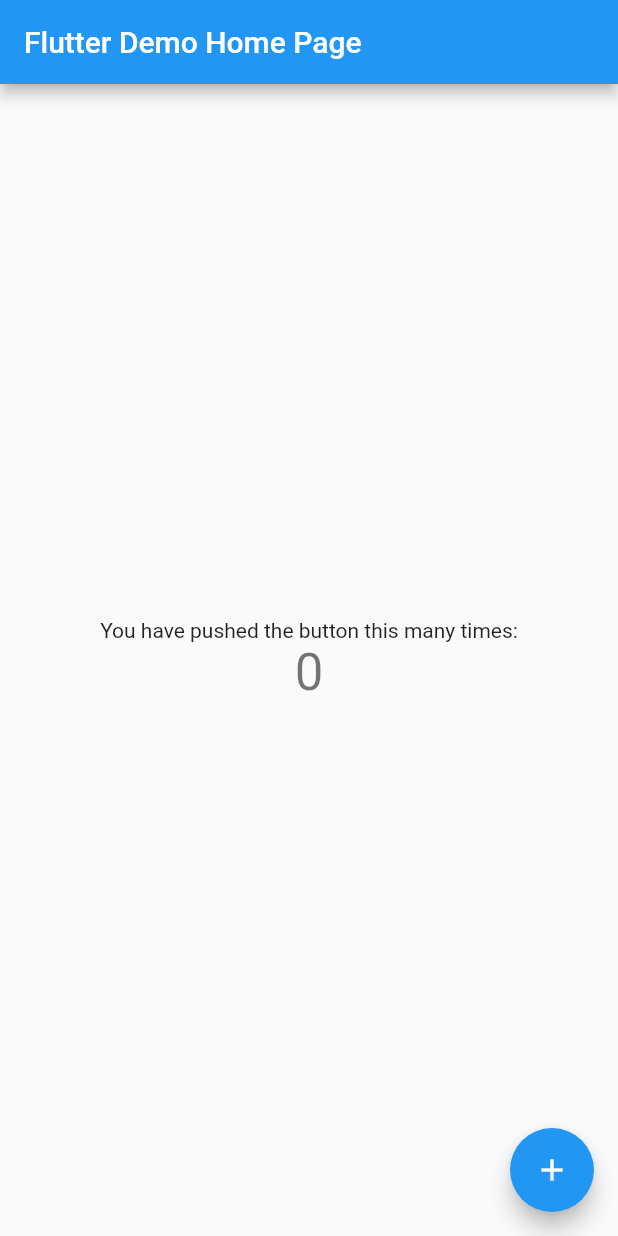
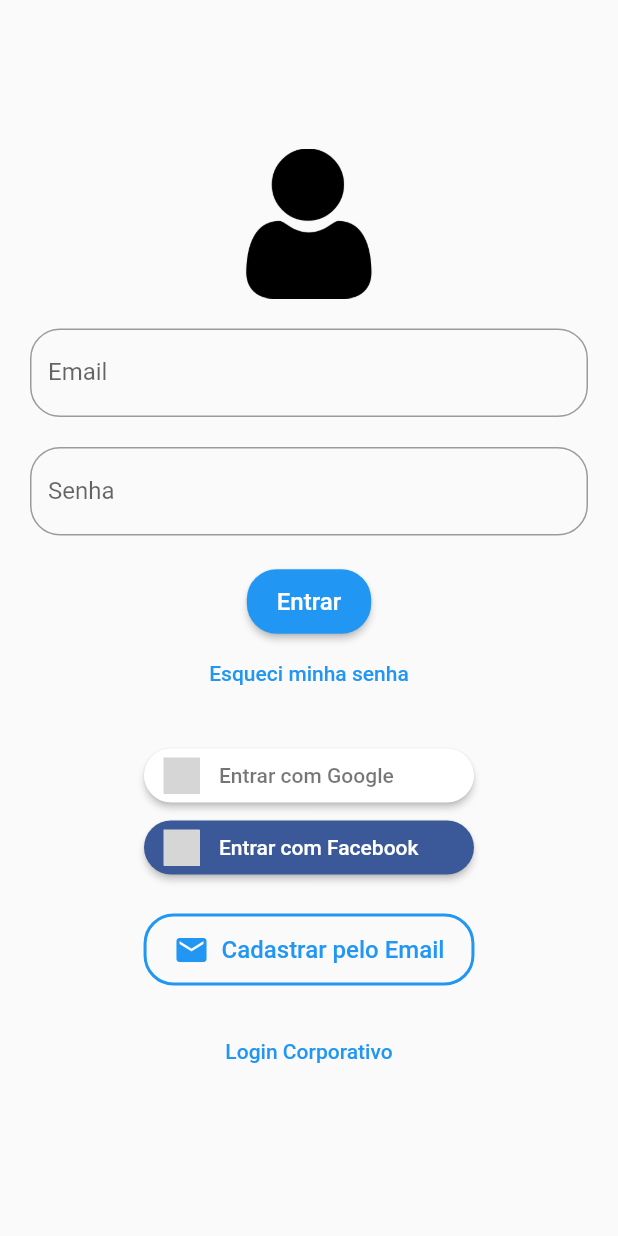
Before and after one commit to FAGE-Project/FAGE-Frontend, a Flutter app: the screen it shows after launch, on a phone screen of 412 x 824 dp. Run offline on Flutter 3.47's test engine with Material 2 defaults, Android fonts, the phone set to English and light mode, and no system bars; our stand-ins replace flutter_signin_button; grey boxes are pictures that could not be loaded.

Commit message:
Add/login telas

```diff
--- /dev/null
+++ b/lib/login.dart
@@ -0,0 +1,286 @@
+import 'package:flutter/material.dart';
+import 'package:flutter_signin_button/flutter_signin_button.dart';
+
+class Login extends StatefulWidget {
+  const Login({Key? key}) : super(key: key);
+
+  @override
+  State<Login> createState() => _LoginState();
+}
+
+class _LoginState extends State<Login> {
+  final PageController _pageController = PageController();
+  final TextEditingController _emailController = TextEditingController();
+  final TextEditingController _passwordController = TextEditingController();
+
+  @override
+  Widget build(BuildContext context) {
+    return MaterialApp(
+      title: 'Login',
+      home: Scaffold(
+        resizeToAvoidBottomInset: false,
+        body: PageView(
+          controller: _pageController,
+          children: [
+            _buildUserLogin(),
+            _buildCorporateLogin(),
+          ],
+        ),
+      ),
+    );
+  }
+
+  Widget _buildUserLogin() {
+    return Center(
+      child: Padding(
+        padding: EdgeInsets.symmetric(horizontal: 20.0),
+        child: Column(
+          mainAxisAlignment: MainAxisAlignment.center,
+          children: [
+            Image.asset(
+              'assets/images/user.png',
+              width: 100,
+            ),
+            SizedBox(height: 20),
+            TextFormField(
+              controller: _emailController,
+              decoration: InputDecoration(
+                labelText: 'Email',
+                border: OutlineInputBorder(
+                  borderRadius: BorderRadius.circular(20.0),
+                ),
+              ),
+            ),
+            SizedBox(height: 20),
+            TextFormField(
+              controller: _passwordController,
+              obscureText: true,
+              decoration: InputDecoration(
+                labelText: 'Senha',
+                border: OutlineInputBorder(
+                  borderRadius: BorderRadius.circular(20.0),
+                ),
+              ),
+            ),
+            SizedBox(height: 20),
+            ElevatedButton(
+              onPressed: () {
+                // TODO: Login the user
+              },
+              style: ElevatedButton.styleFrom(
+                shape: RoundedRectangleBorder(
+                  borderRadius: BorderRadius.circular(20.0),
+                ),
+                padding: EdgeInsets.symmetric(
+                  vertical: 12.0,
+                  horizontal: 20.0,
+                ),
+              ),
+              child: Text(
+                'Entrar',
+                style: TextStyle(
+                  fontSize: 16.0,
+                ),
+              ),
+            ),
+            TextButton(
+              onPressed: () {
+                // TODO: Navigate to the forgot password screen
+              },
+              child: Text('Esqueci minha senha'),
+            ),
+            SizedBox(height: 20),
+            SignInButton(
+              Buttons.Google,
+              onPressed: () {
+                // TODO: Login with Google
+              },
+              shape: RoundedRectangleBorder(
+                borderRadius: BorderRadius.circular(20.0),
+              ),
+              text: 'Entrar com Google',
+            ),
+            SignInButton(
+              Buttons.Facebook,
+              onPressed: () {
+                // TODO: Login with Facebook
+              },
+              shape: RoundedRectangleBorder(
+                borderRadius: BorderRadius.circular(20.0),
+              ),
+              text: 'Entrar com Facebook',
+            ),
+            SizedBox(height: 20),
+            TextButton.icon(
+              onPressed: () {
+                // TODO: Navigate to the email registration screen
+              },
+              style: TextButton.styleFrom(
+                shape: RoundedRectangleBorder(
+                  borderRadius: BorderRadius.circular(20.0),
+                  side: BorderSide(
+                    color: Colors.blue,
+                    width: 2.0,
+                  ),
+                ),
+                padding: EdgeInsets.symmetric(
+                  vertical: 12.0,
+                  horizontal: 20.0,
+                ),
+              ),
+              icon: Icon(
+                Icons.email,
+                color: Colors.blue,
+              ),
+              label: Text(
+                'Cadastrar pelo Email',
+                style: TextStyle(
+                  fontSize: 16.0,
+                  color: Colors.blue,
+                ),
+              ),
+            ),
+            SizedBox(height: 20),
+            TextButton(
+              onPressed: () {
+                _pageController.animateToPage(
+                  1,
+                  duration: Duration(milliseconds: 500),
+                  curve: Curves.ease,
+                );
+              },
+              child: Text('Login Corporativo'),
+            ),
+          ],
+        ),
+      ),
+    );
+  }
+
+  Widget _buildCorporateLogin() {
+    return Center(
+      child: Padding(
+        padding: EdgeInsets.symmetric(horizontal: 20.0),
+        child: Column(
+          mainAxisAlignment: MainAxisAlignment.center,
+          children: [
+            Image.asset(
+              'assets/images/user.png',
+              width: 100,
+            ),
+            SizedBox(height: 20),
+            TextFormField(
+              controller: _emailController,
+              decoration: InputDecoration(
+                labelText: 'Corporate Email',
+                border: OutlineInputBorder(
+                  borderRadius: BorderRadius.circular(20.0),
+                ),
+              ),
+            ),
+            SizedBox(height: 20),
+            TextFormField(
+              controller: _passwordController,
+              obscureText: true,
+              decoration: InputDecoration(
+                labelText: 'Corporate Password',
+                border: OutlineInputBorder(
+                  borderRadius: BorderRadius.circular(20.0),
+                ),
+              ),
+            ),
+            SizedBox(height: 20),
+            ElevatedButton(
+              onPressed: () {
+                // TODO: Login the corporate user
+              },
+              style: ElevatedButton.styleFrom(
+                shape: RoundedRectangleBorder(
+                  borderRadius: BorderRadius.circular(20.0),
+                ),
+                padding: EdgeInsets.symmetric(
+                  vertical: 12.0,
+                  horizontal: 20.0,
+                ),
+              ),
+              child: Text(
+                'Corporate Login',
+                style: TextStyle(
+                  fontSize: 16.0,
+                ),
+              ),
+            ),
+            TextButton(
+              onPressed: () {
+                // TODO: Navigate to the forgot password screen
+              },
+              child: Text('Forgot Password'),
+            ),
+            SizedBox(height: 20),
+            SignInButton(
+              Buttons.Google,
+              onPressed: () {
+                // TODO: Login with Google for corporate users
+              },
+              shape: RoundedRectangleBorder(
+                borderRadius: BorderRadius.circular(20.0),
+              ),
+              text: 'Corporate Login with Google',
+            ),
+            SignInButton(
+              Buttons.Facebook,
+              onPressed: () {
+                // TODO: Login with Facebook for corporate users
+              },
+              shape: RoundedRectangleBorder(
+                borderRadius: BorderRadius.circular(20.0),
+              ),
+              text: 'Corporate Login with Facebook',
+            ),
+            SizedBox(height: 20),
+            TextButton.icon(
+              onPressed: () {
+                // TODO: Navigate to the corporate email registration screen
+              },
+              style: TextButton.styleFrom(
+                shape: RoundedRectangleBorder(
+                  borderRadius: BorderRadius.circular(20.0),
+                  side: BorderSide(
+                    color: Colors.blue,
+                    width: 2.0,
+                  ),
+                ),
+                padding: EdgeInsets.symmetric(
+                  vertical: 12.0,
+                  horizontal: 20.0,
+                ),
+              ),
+              icon: Icon(
+                Icons.email,
+                color: Colors.blue,
+              ),
+              label: Text(
+                'Corporate Register with Email',
+                style: TextStyle(
+                  fontSize: 16.0,
+                  color: Colors.blue,
+                ),
+              ),
+            ),
+            SizedBox(height: 20),
+            TextButton(
+              onPressed: () {
+                _pageController.animateToPage(
+                  0,
+                  duration: Duration(milliseconds: 500),
+                  curve: Curves.ease,
+                );
+              },
+              child: Text('Login Usuário'),
+            ),
+          ],
+        ),
+      ),
+    );
+  }
+}
--- a/lib/main.dart
+++ b/lib/main.dart
@@ -1,115 +1,7 @@
+import 'package:fage_telas/empresa.dart';
+import 'package:fage_telas/login.dart';
 import 'package:flutter/material.dart';
 
 void main() {
-  runApp(const MyApp());
+  runApp(Login());
 }
-
-class MyApp extends StatelessWidget {
-  const MyApp({super.key});
-
-  // This widget is the root of your application.
-  @override
-  Widget build(BuildContext context) {
-    return MaterialApp(
-      title: 'Flutter Demo',
-      theme: ThemeData(
-        // This is the theme of your application.
-        //
-        // Try running your application with "flutter run". You'll see the
-        // application has a blue toolbar. Then, without quitting the app, try
-        // changing the primarySwatch below to Colors.green and then invoke
-        // "hot reload" (press "r" in the console where you ran "flutter run",
-        // or simply save your changes to "hot reload" in a Flutter IDE).
-        // Notice that the counter didn't reset back to zero; the application
-        // is not restarted.
-        primarySwatch: Colors.blue,
-      ),
-      home: const MyHomePage(title: 'Flutter Demo Home Page'),
-    );
-  }
-}
-
-class MyHomePage extends StatefulWidget {
-  const MyHomePage({super.key, required this.title});
-
-  // This widget is the home page of your application. It is stateful, meaning
-  // that it has a State object (defined below) that contains fields that affect
-  // how it looks.
-
-  // This class is the configuration for the state. It holds the values (in this
-  // case the title) provided by the parent (in this case the App widget) and
-  // used by the build method of the State. Fields in a Widget subclass are
-  // always marked "final".
-
-  final String title;
-
-  @override
-  State<MyHomePage> createState() => _MyHomePageState();
-}
-
-class _MyHomePageState extends State<MyHomePage> {
-  int _counter = 0;
-
-  void _incrementCounter() {
-    setState(() {
-      // This call to setState tells the Flutter framework that something has
-      // changed in this State, which causes it to rerun the build method below
-      // so that the display can reflect the updated values. If we changed
-      // _counter without calling setState(), then the build method would not be
-      // called again, and so nothing would appear to happen.
-      _counter++;
-    });
-  }
-
-  @override
-  Widget build(BuildContext context) {
-    // This method is rerun every time setState is called, for instance as done
-    // by the _incrementCounter method above.
-    //
-    // The Flutter framework has been optimized to make rerunning build methods
-    // fast, so that you can just rebuild anything that needs updating rather
-    // than having to individually change instances of widgets.
-    return Scaffold(
-      appBar: AppBar(
-        // Here we take the value from the MyHomePage object that was created by
-        // the App.build method, and use it to set our appbar title.
-        title: Text(widget.title),
-      ),
-      body: Center(
-        // Center is a layout widget. It takes a single child and positions it
-        // in the middle of the parent.
-        child: Column(
-          // Column is also a layout widget. It takes a list of children and
-          // arranges them vertically. By default, it sizes itself to fit its
-          // children horizontally, and tries to be as tall as its parent.
-          //
-          // Invoke "debug painting" (press "p" in the console, choose the
-          // "Toggle Debug Paint" action from the Flutter Inspector in Android
-          // Studio, or the "Toggle Debug Paint" command in Visual Studio Code)
-          // to see the wireframe for each widget.
-          //
-          // Column has various properties to control how it sizes itself and
-          // how it positions its children. Here we use mainAxisAlignment to
-          // center the children vertically; the main axis here is the vertical
-          // axis because Columns are vertical (the cross axis would be
-          // horizontal).
-          mainAxisAlignment: MainAxisAlignment.center,
-          children: <Widget>[
-            const Text(
-              'You have pushed the button this many times:',
-            ),
-            Text(
-              '$_counter',
-              style: Theme.of(context).textTheme.headlineMedium,
-            ),
-          ],
-        ),
-      ),
-      floatingActionButton: FloatingActionButton(
-        onPressed: _incrementCounter,
-        tooltip: 'Increment',
-        child: const Icon(Icons.add),
-      ), // This trailing comma makes auto-formatting nicer for build methods.
-    );
-  }
-}
```
Also changed, not shown: lib/empresa.dart (added, +139 -0 lines), pubspec.yaml (+5 -5 lines), assets/images/user.png (added), pubspec.lock, 29 other files.
